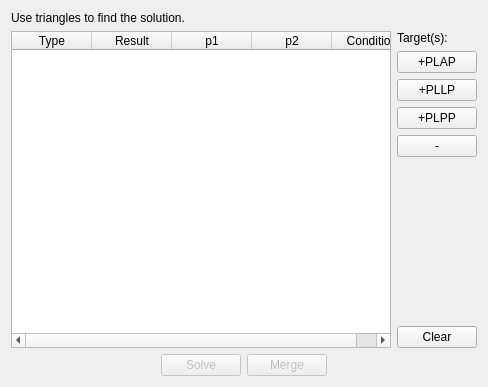
First picture: the form in core/panel/run_Triangle_Solver.ui, repository KmolYuan/Pyslvs-UI, before the edit.
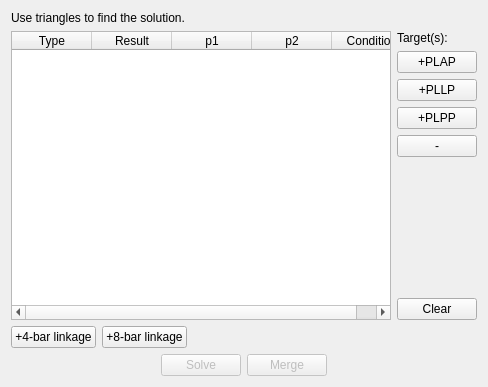
Second picture: the form after the edit. Icons and pictures are not drawn.

Commit message: TS panel add multi-linkage buttons.

Patch:
```diff
--- a/core/panel/run_Triangle_Solver.ui
+++ b/core/panel/run_Triangle_Solver.ui
@@ -158,6 +158,37 @@
      </item>
     </layout>
    </item>
+   <item>
+    <layout class="QHBoxLayout" name="horizontalLayout_4">
+     <item>
+      <widget class="QPushButton" name="Bar4">
+       <property name="text">
+        <string>+4-bar linkage</string>
+       </property>
+      </widget>
+     </item>
+     <item>
+      <widget class="QPushButton" name="Bar8">
+       <property name="text">
+        <string>+8-bar linkage</string>
+       </property>
+      </widget>
+     </item>
+     <item>
+      <spacer name="horizontalSpacer_3">
+       <property name="orientation">
+        <enum>Qt::Horizontal</enum>
+       </property>
+       <property name="sizeHint" stdset="0">
+        <size>
+         <width>40</width>
+         <height>20</height>
+        </size>
+       </property>
+      </spacer>
+     </item>
+    </layout>
+   </item>
    <item>
     <layout class="QHBoxLayout" name="horizontalLayout_2">
      <item>
```
The commit also changes 1 other file.
